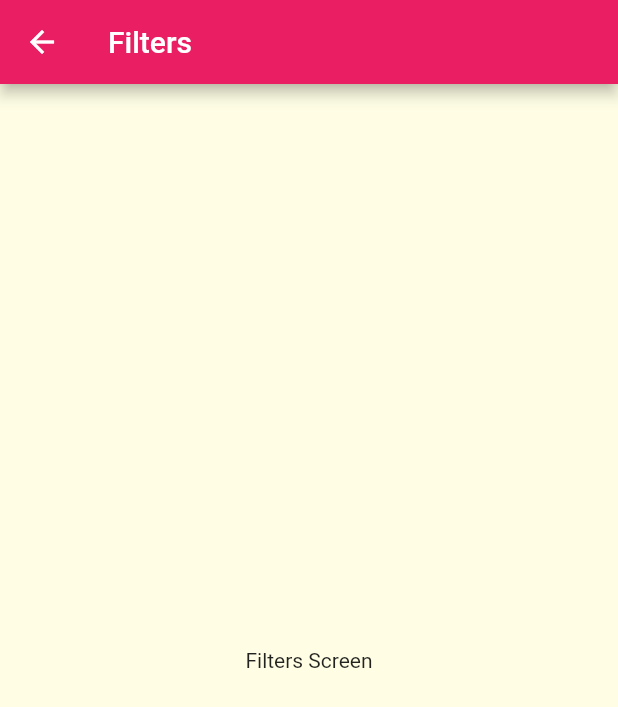
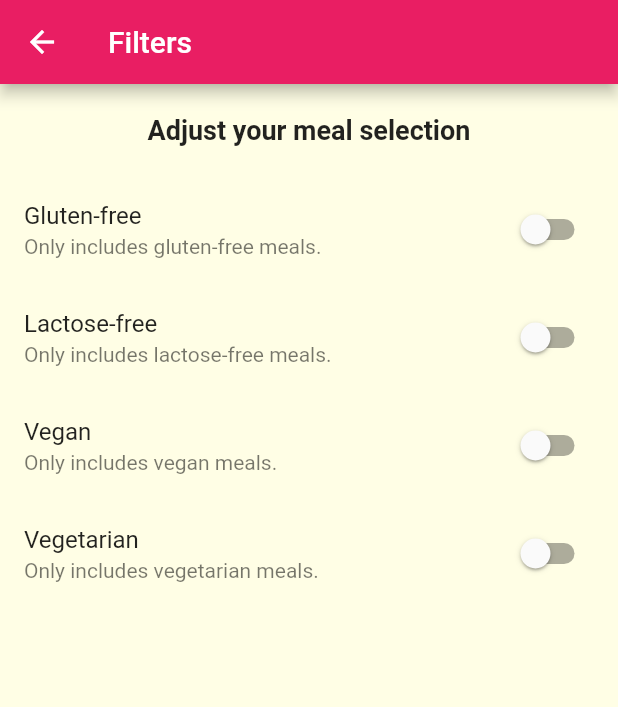
Before and after one commit to rafaeltorquato/flutter_course_app_3, a Flutter app: the FiltersScreen screen opened directly, on a phone screen of 412 x 824 dp. Shown: the top 707 px of the screen. Run offline on Flutter 3.47's test engine with Material 2 defaults, Android fonts, the light colour scheme and no system bars.

Commit message:
🚧 WIP - Filtering meals

```diff
--- a/lib/screens/filters_screen.dart
+++ b/lib/screens/filters_screen.dart
@@ -1,7 +1,17 @@
 import 'package:flutter/material.dart';
 
-class FiltersScreen extends StatelessWidget {
+class FiltersScreen extends StatefulWidget {
   const FiltersScreen({Key? key}) : super(key: key);
+
+  @override
+  State<FiltersScreen> createState() => _FiltersScreenState();
+}
+
+class _FiltersScreenState extends State<FiltersScreen> {
+  bool _glutenFree = false;
+  bool _vegan = false;
+  bool _vegetarian = false;
+  bool _lactoseFree = false;
 
   @override
   Widget build(BuildContext context) {
@@ -10,9 +20,82 @@ class FiltersScreen extends StatelessWidget {
       appBar: AppBar(
         title: const Text('Filters'),
       ),
-      body: const Center(
-        child: Text('Filters Screen'),
+      body: Column(
+        children: [
+          const SizedBox(
+            height: 20,
+          ),
+          const Center(
+            child: Text(
+              'Adjust your meal selection',
+              style: TextStyle(
+                fontSize: 18,
+                fontWeight: FontWeight.bold,
+              ),
+            ),
+          ),
+          const SizedBox(
+            height: 20,
+          ),
+          FilterOptionItem(
+            title: 'Gluten-free',
+            subtitle: 'Only includes gluten-free meals.',
+            value: _glutenFree,
+            onChanged: (newValue) {
+              setState(() => _glutenFree = newValue);
+            },
+          ),
+          FilterOptionItem(
+            title: 'Lactose-free',
+            subtitle: 'Only includes lactose-free meals.',
+            value: _lactoseFree,
+            onChanged: (newValue) {
+              setState(() => _lactoseFree = newValue);
+            },
+          ),
+          FilterOptionItem(
+            title: 'Vegan',
+            subtitle: 'Only includes vegan meals.',
+            value: _vegan,
+            onChanged: (newValue) {
+              setState(() => _vegan = newValue);
+            },
+          ),
+          FilterOptionItem(
+            title: 'Vegetarian',
+            subtitle: 'Only includes vegetarian meals.',
+            value: _vegetarian,
+            onChanged: (newValue) {
+              setState(() => _vegetarian = newValue);
+            },
+          ),
+        ],
       ),
     ));
   }
 }
+
+class FilterOptionItem extends StatelessWidget {
+  final String title;
+  final String subtitle;
+  final bool value;
+  final Function(bool) onChanged;
+
+  const FilterOptionItem({
+    Key? key,
+    required this.title,
+    required this.subtitle,
+    required this.value,
+    required this.onChanged,
+  }) : super(key: key);
+
+  @override
+  Widget build(BuildContext context) {
+    return SwitchListTile(
+      title: Text(title),
+      subtitle: Text(subtitle),
+      value: value,
+      onChanged: onChanged,
+    );
+  }
+}
```
